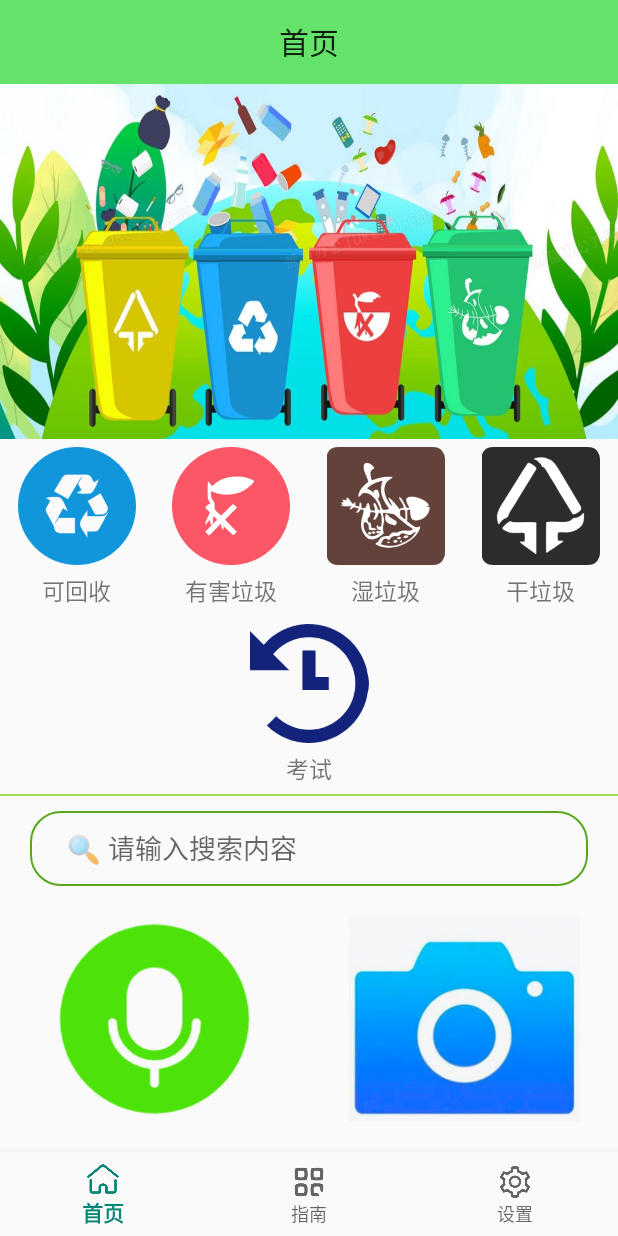
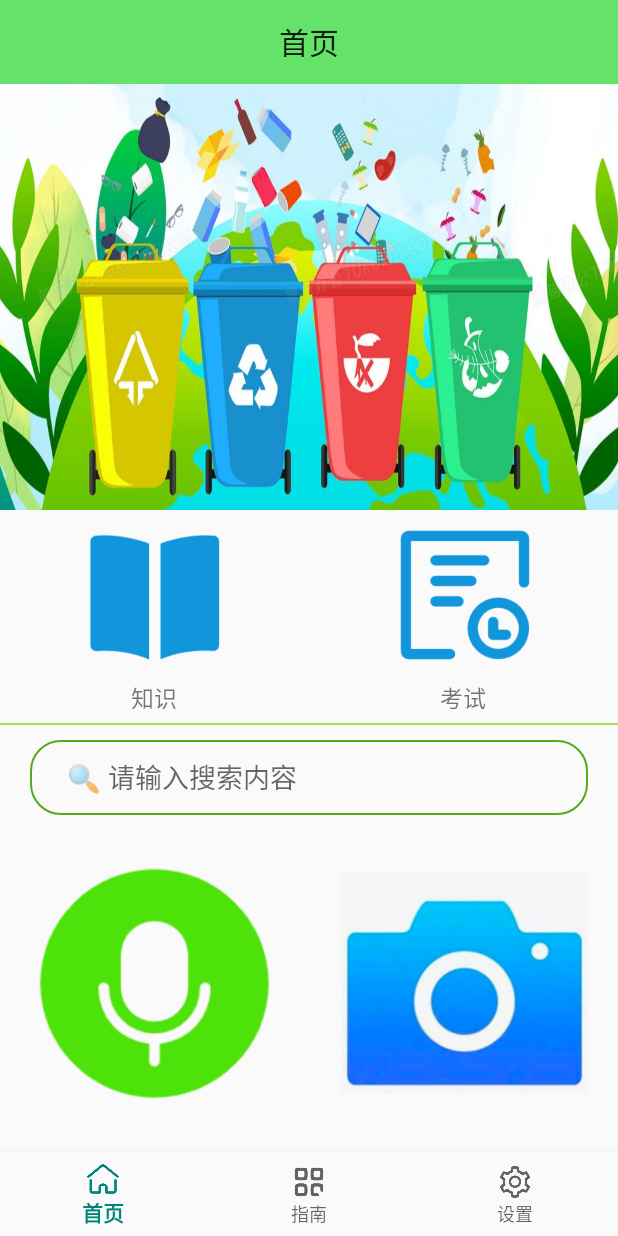
Before and after one commit to sccilu/Refuse, an Android app: the HomeFragment screen opened directly, with no data from a screen before it, on a phone screen of 412 x 824 dp. Run offline under Robolectric (Android 15) with nearby library versions, the phone set to English and light mode, and no system bars; libraries missing offline, so code that uses them is left out: org.litepal, org.litepal.crud; Roboto replaces fonts that are not available here; 3 statements that could not run were skipped.

Commit message:
实现Knowledge界面基本布局

```diff
--- a/app/src/main/AndroidManifest.xml
+++ b/app/src/main/AndroidManifest.xml
@@ -31,6 +31,7 @@
         <activity android:name=".AboutActivity" />
         <activity android:name=".mainfragment.TestAllActivity"/>
         <activity android:name=".TestActivity"/>
+        <activity android:name=".mainfragment.KnowledgeActivity" />
         <activity android:name=".SpecialActivity" />
         <activity android:name=".ErrorProneActivity" />
         <activity android:name=".CommonActivity" />
--- a/app/src/main/java/com/example/refuseclassification/mainfragment/HomeFragment.java
+++ b/app/src/main/java/com/example/refuseclassification/mainfragment/HomeFragment.java
@@ -33,11 +33,8 @@ import java.util.ArrayList;
 public class HomeFragment extends Fragment implements EventListener{
 
     private Toolbar toolbar;
-    private ImageButton recyclable_button;
-    private ImageButton harmful_button;
-    private ImageButton wet_button;
-    private ImageButton dry_button;
     private ImageButton testAll_Button;
+    private ImageButton Knowledge_Button;
     private EditText search;
     private ImageButton recording_button;
     private EventManager asr;//语音识别核心库
@@ -51,43 +48,13 @@ public class HomeFragment extends Fragment implements EventListener{
         new setTitleCenter().setTitleCenter(toolbar);// 初始化ToolBar
         new KnowledgeDatabase().setKnowledgeDatabase();// 初始化数据库
         // 绑定按钮以及事件
-        recyclable_button = (ImageButton) view.findViewById(R.id.recyclable_button);
-        ImageButton testAllButton = view.findViewById(R.id.test_all_button);
-        testAllButton.setOnClickListener(new View.OnClickListener() {
+
+        Knowledge_Button = (ImageButton) view.findViewById(R.id.knowledge_button);
+        Knowledge_Button.setOnClickListener(new View.OnClickListener() {
             @Override
             public void onClick(View v) {
-                Intent intent = new Intent(getActivity(), TestAllActivity.class);
-                startActivity(intent);
-            }
-        });
-        recyclable_button.setOnClickListener(new View.OnClickListener() {
-            @Override
-            public void onClick(View v) {
-                Intent intent = new Intent(getActivity(), RecyclableActivity.class);
-                startActivity(intent);
-            }
-        });
-        harmful_button = (ImageButton) view.findViewById(R.id.harmful_button);
-        harmful_button.setOnClickListener(new View.OnClickListener() {
-            @Override
-            public void onClick(View v) {
-                Intent intent = new Intent(getActivity(), HarmfulActivity.class);
-                startActivity(intent);
-            }
-        });
-        wet_button = (ImageButton) view.findViewById(R.id.wet_button);
-        wet_button.setOnClickListener(new View.OnClickListener() {
-            @Override
-            public void onClick(View v) {
-                Intent intent = new Intent(getActivity(), WetActivity.class);
-                startActivity(intent);
-            }
-        });
-        dry_button = (ImageButton) view.findViewById(R.id.dry_button);
-        dry_button.setOnClickListener(new View.OnClickListener() {
-            @Override
-            public void onClick(View v) {
-                Intent intent = new Intent(getActivity(), DryActivity.class);
+                // Start TestAllActivity when test_all_button is clicked
+                Intent intent = new Intent(getActivity(), KnowledgeActivity.class);
                 startActivity(intent);
             }
         });
--- a/app/src/main/res/layout/activity_main.xml
+++ b/app/src/main/res/layout/activity_main.xml
@@ -16,10 +16,10 @@
         android:id="@+id/nav_view"
         android:layout_width="match_parent"
         android:layout_height="wrap_content"
+        android:layout_gravity="bottom"
         android:layout_marginStart="0dp"
         android:layout_marginEnd="0dp"
         android:background="?android:attr/windowBackground"
-        android:layout_gravity="bottom"
         app:menu="@menu/bottom_nav_menu" />
 
 </LinearLayout>
--- a/app/src/main/res/layout/frag_home.xml
+++ b/app/src/main/res/layout/frag_home.xml
@@ -19,110 +19,7 @@
         android:scaleType="fitXY"
         android:src="@drawable/home_image" />
 
-    <LinearLayout
-        android:layout_width="match_parent"
-        android:layout_height="0dp"
-        android:layout_weight="1"
-        android:paddingBottom="5dp"
-        android:orientation="horizontal">
 
-        <LinearLayout
-            android:layout_width="0dp"
-            android:layout_height="wrap_content"
-            android:layout_weight="1"
-            android:orientation="vertical">
-            <ImageButton
-                android:id="@+id/recyclable_button"
-                android:layout_width="wrap_content"
-                android:layout_height="0dp"
-                android:layout_weight="1"
-                android:contentDescription="TODO"
-                android:scaleType="fitCenter"
-                android:layout_gravity="center_horizontal"
-                android:layout_margin="5dp"
-                android:src="@drawable/recyclable"
-                android:background="#00000000"/>
-            <TextView
-                android:layout_width="wrap_content"
-                android:layout_height="wrap_content"
-                android:layout_gravity="center_horizontal"
-                android:text="可回收"
-                android:textSize="15sp" />
-        </LinearLayout>
-
-        <LinearLayout
-            android:layout_width="0dp"
-            android:layout_height="wrap_content"
-            android:layout_weight="1"
-            android:orientation="vertical">
-            <ImageButton
-                android:id="@+id/harmful_button"
-                android:layout_width="wrap_content"
-                android:layout_height="0dp"
-                android:layout_weight="1"
-                android:contentDescription="TODO"
-                android:scaleType="fitCenter"
-                android:layout_gravity="center_horizontal"
-                android:layout_margin="5dp"
-                android:src="@drawable/harmful"
-                android:background="#00000000" />
-            <TextView
-                android:layout_width="wrap_content"
-                android:layout_height="wrap_content"
-                android:layout_gravity="center_horizontal"
-                android:text="有害垃圾"
-                android:textSize="15sp" />
-        </LinearLayout>
-
-        <LinearLayout
-            android:layout_width="0dp"
-            android:layout_height="wrap_content"
-            android:layout_weight="1"
-            android:orientation="vertical">
-            <ImageButton
-                android:id="@+id/wet_button"
-                android:layout_width="wrap_content"
-                android:layout_height="0dp"
-                android:layout_weight="1"
-                android:contentDescription="TODO"
-                android:scaleType="fitCenter"
-                android:layout_gravity="center_horizontal"
-                android:layout_margin="5dp"
-                android:src="@drawable/wet"
-                android:background="#00000000"/>
-            <TextView
-                android:layout_width="wrap_content"
-                android:layout_height="wrap_content"
-                android:layout_gravity="center_horizontal"
-                android:text="湿垃圾"
-                android:textSize="15sp" />
-        </LinearLayout>
-
-        <LinearLayout
-            android:layout_width="0dp"
-            android:layout_height="wrap_content"
-            android:layout_weight="1"
-            android:orientation="vertical">
-            <ImageButton
-                android:id="@+id/dry_button"
-                android:layout_width="wrap_content"
-                android:layout_height="0dp"
-                android:layout_weight="1"
-                android:contentDescription="TODO"
-                android:scaleType="fitCenter"
-                android:layout_gravity="center_horizontal"
-                android:layout_margin="5dp"
-                android:src="@drawable/dry"
-                android:background="#00000000"/>
-            <TextView
-                android:layout_width="wrap_content"
-                android:layout_height="wrap_content"
-                android:layout_gravity="center_horizontal"
-                android:text="干垃圾"
-                android:textSize="15sp" />
-        </LinearLayout>
-
-    </LinearLayout>
 
     <LinearLayout
         android:layout_width="match_parent"
@@ -137,15 +34,37 @@
             android:layout_weight="1"
             android:orientation="vertical">
             <ImageButton
+                android:id="@+id/knowledge_button"
+                android:layout_width="wrap_content"
+                android:layout_height="0dp"
+                android:layout_weight="1"
+                android:scaleType="fitCenter"
+                android:layout_gravity="center_horizontal"
+                android:layout_margin="5dp"
+                android:src="@drawable/knowledge"
+                android:background="#00000000"/>
+            <TextView
+                android:layout_width="wrap_content"
+                android:layout_height="wrap_content"
+                android:layout_gravity="center_horizontal"
+                android:text="知识"
+                android:textSize="15sp" />
+        </LinearLayout>
+
+        <LinearLayout
+            android:layout_width="0dp"
+            android:layout_height="wrap_content"
+            android:layout_weight="1"
+            android:orientation="vertical">
+            <ImageButton
                 android:id="@+id/test_all_button"
                 android:layout_width="wrap_content"
                 android:layout_height="0dp"
                 android:layout_weight="1"
-                android:contentDescription="TODO"
                 android:scaleType="fitCenter"
                 android:layout_gravity="center_horizontal"
                 android:layout_margin="5dp"
-                android:src="@drawable/test"
+                android:src="@drawable/alltest"
                 android:background="#00000000"/>
             <TextView
                 android:layout_width="wrap_content"
@@ -188,7 +107,6 @@
                 android:layout_height="wrap_content"
                 android:layout_weight="1"
                 android:background="#00000000"
-                android:contentDescription="TODO"
                 android:padding="20dp"
                 android:scaleType="fitCenter"
                 android:src="@drawable/recording" />
--- a/app/src/main/res/layout/frag_test.xml
+++ b/app/src/main/res/layout/frag_test.xml
@@ -4,7 +4,7 @@
     android:layout_height="match_parent"
     xmlns:tools="http://schemas.android.com/tools"
     android:orientation="vertical"
-    tools:context=".TestAllActivity">>
+    tools:context=".mainfragment.TestAllActivity">
 
     <LinearLayout
         android:layout_width="match_parent"
```
Also changed, not shown: app/src/main/java/com/example/refuseclassification/mainfragment/KnowledgeActivity.java (added, +62 -0 lines), app/src/main/res/layout/frag_knowledge.xml (added, +119 -0 lines), app/src/main/res/drawable-v24/alltest.png (added), app/src/main/res/drawable-v24/knowledge.png (added).
